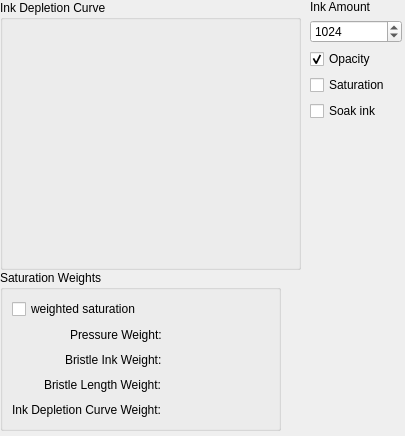
The window that krita/plugins/paintops/hairy/wdgInkOptions.ui (KDE/krita) describes before a commit, drawn with Qt 5.
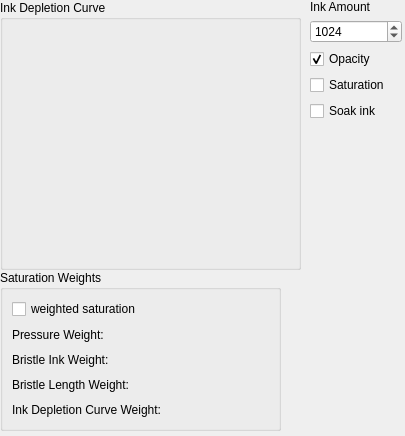
The same window after the commit. Custom widgets are drawn as their Qt base class.

Diff of the .ui file:
```diff
--- a/krita/plugins/paintops/hairy/wdgInkOptions.ui
+++ b/krita/plugins/paintops/hairy/wdgInkOptions.ui
@@ -161,14 +161,14 @@
       </property>
      </widget>
     </item>
-    <item row="2" column="0" alignment="Qt::AlignRight">
+    <item row="2" column="0">
      <widget class="QLabel" name="label_2">
       <property name="text">
        <string>Bristle Ink Weight:</string>
       </property>
      </widget>
     </item>
-    <item row="1" column="0" alignment="Qt::AlignRight">
+    <item row="1" column="0">
      <widget class="QLabel" name="label">
       <property name="text">
        <string>Pressure Weight:</string>
@@ -185,7 +185,7 @@
       </property>
      </widget>
     </item>
-    <item row="3" column="0" alignment="Qt::AlignRight">
+    <item row="3" column="0">
      <widget class="QLabel" name="label_3">
       <property name="text">
        <string>Bristle Length Weight:</string>
```
Left out of the diff: 2 changed lines with no effect on the pictures.
